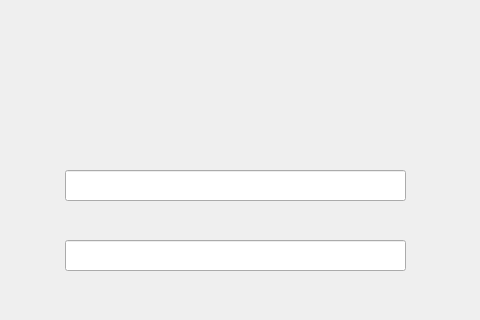
Old version of the form mainwindow.ui in the repository A1ex3/Qt; both pictures show x 185 to 665 and y 0 to 320 of the 854 by 652 pixel window.
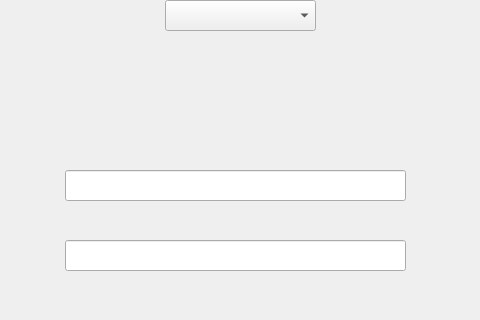
New version of the form.

The edit to the form file:
```diff
--- a/mainwindow.ui
+++ b/mainwindow.ui
@@ -69,6 +69,16 @@
      </rect>
     </property>
    </widget>
+   <widget class="QComboBox" name="comboBox">
+    <property name="geometry">
+     <rect>
+      <x>350</x>
+      <y>0</y>
+      <width>151</width>
+      <height>31</height>
+     </rect>
+    </property>
+   </widget>
   </widget>
   <widget class="QMenuBar" name="menubar">
    <property name="geometry">
```
